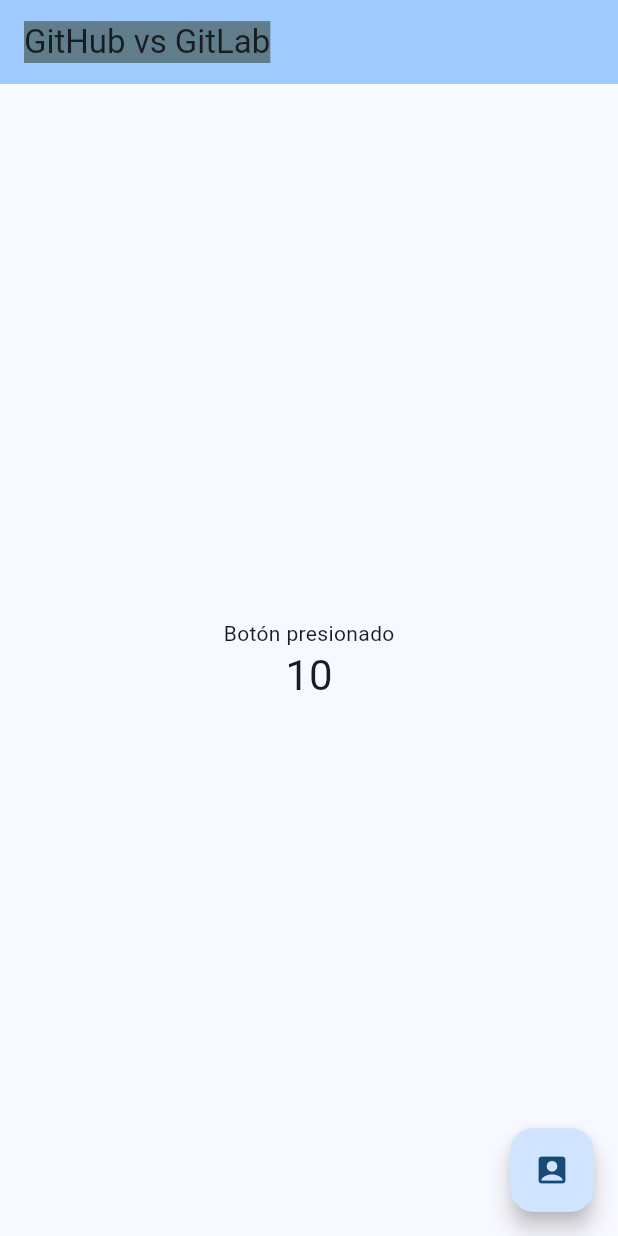
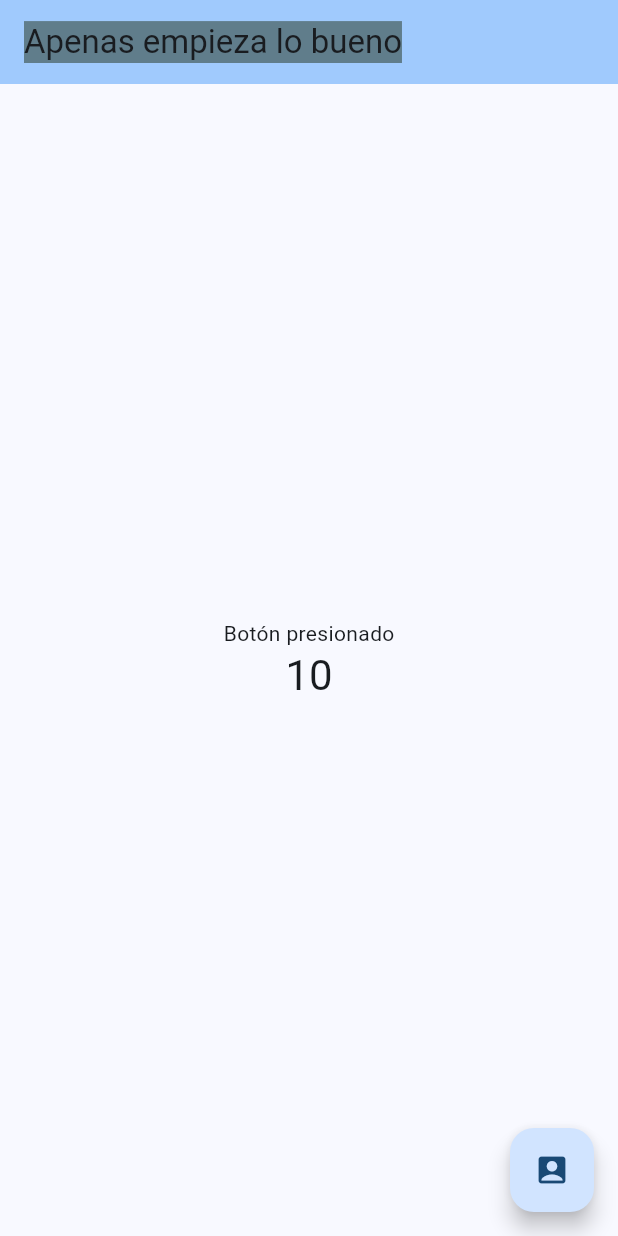
Before and after one commit to rlazarteg/AppCursoGit, a Flutter app: the screen it shows after launch, on a phone screen of 412 x 824 dp. Run offline on Flutter 3.47's test engine with Material 3 defaults, Android fonts, the phone set to English and light mode, and no system bars.

Commit message:
Comenzando con lo bueno de Git y GitHub

```diff
--- a/lib/main.dart
+++ b/lib/main.dart
@@ -19,7 +19,7 @@
         useMaterial3: true,
       ),
 
-      home: const MyHomePage(title: 'GitHub vs GitLab'),
+      home: const MyHomePage(title: 'Apenas empieza lo bueno'),
 
     );
   }
```
